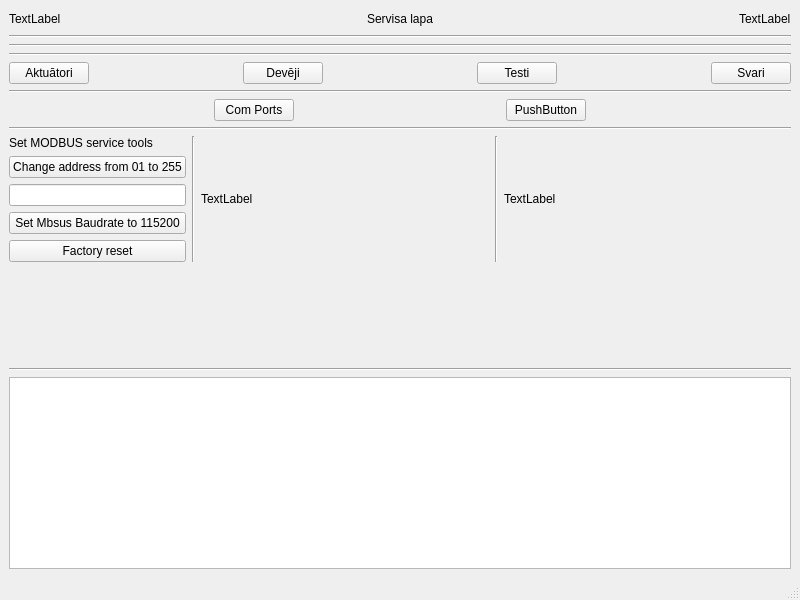
Before: the Qt Designer form hwservice.ui in kasarkonic/Sauka1, drawn with Qt 5.
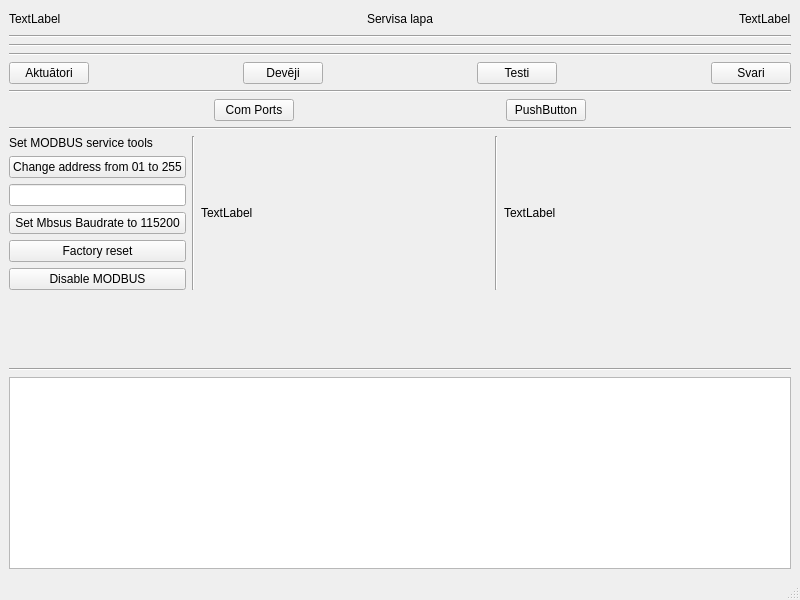
After: the same form once the commit is applied.

Commit message: enable/disable RS485,

What changed in the file:
```diff
--- a/hwservice.ui
+++ b/hwservice.ui
@@ -272,6 +272,13 @@
           </property>
          </widget>
         </item>
+        <item>
+         <widget class="QPushButton" name="pushButton_Disable">
+          <property name="text">
+           <string>Disable MODBUS</string>
+          </property>
+         </widget>
+        </item>
        </layout>
       </item>
       <item>
```
Left out of the diff: 2 changed lines with no effect on the pictures. The commit also changes 8 other files.
